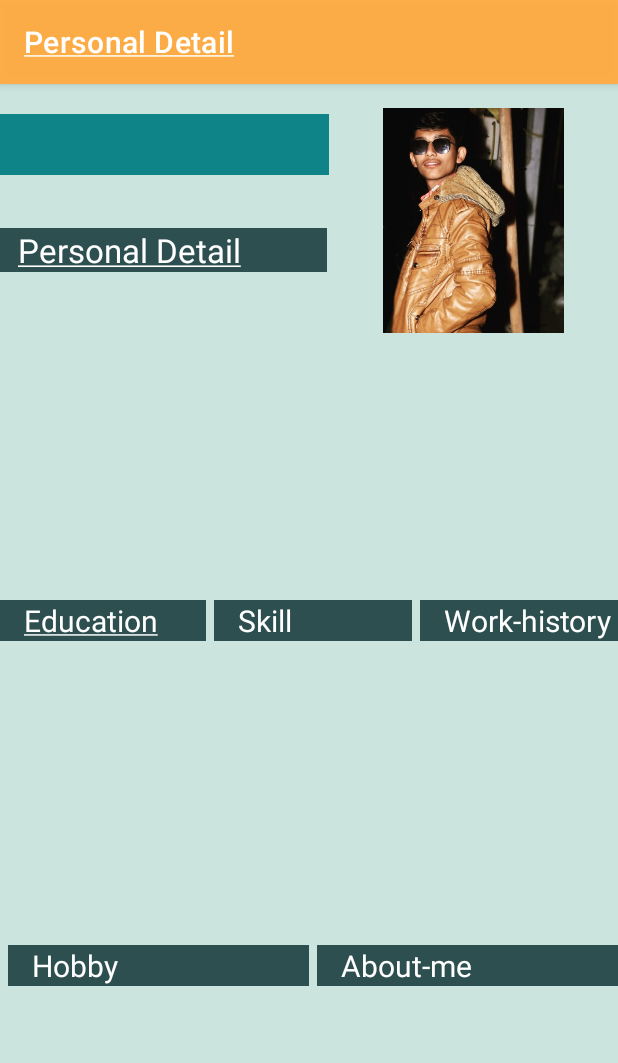
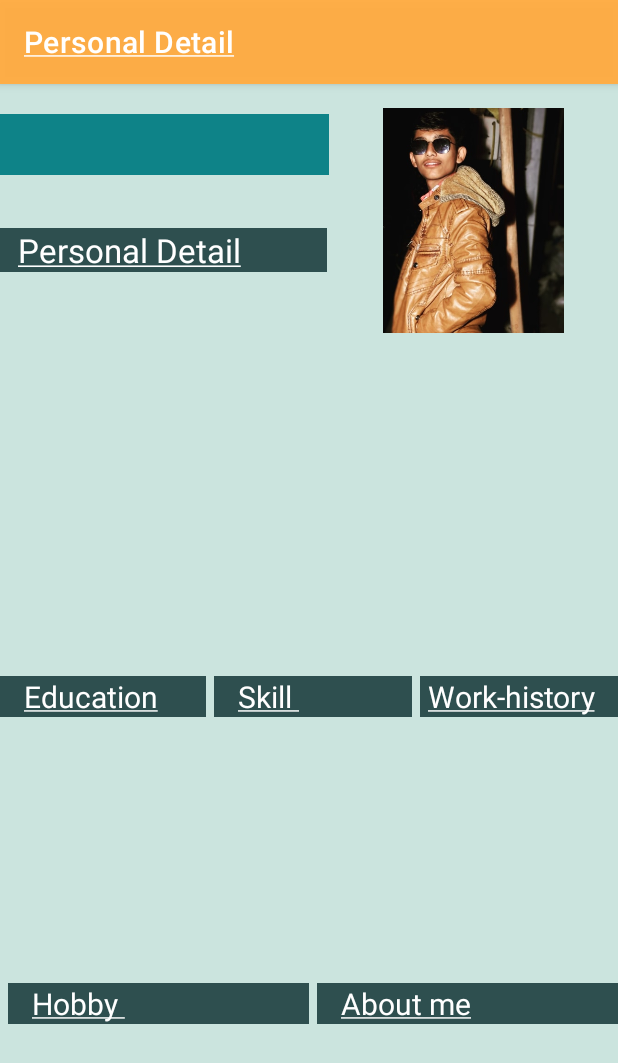
Before and after one commit to Darshan26B/Project, an Android app: the Layout2 screen opened directly, with no data from a screen before it, on a phone screen of 412 x 824 dp. Shown: the top 1063 px of the screen. Run offline under Robolectric (Android 15) with nearby library versions, the phone set to English and light mode, and no system bars.

Commit message:
Commit to Commit1

```diff
--- a/app/src/main/java/com/ca/project/Layout2.java
+++ b/app/src/main/java/com/ca/project/Layout2.java
@@ -8,13 +8,13 @@ import android.os.Bundle;
 import android.widget.TextView;
 
 public class Layout2 extends AppCompatActivity {
-
+    SharedPreferences preferences;
     @Override
     @SuppressLint("MissingInflatedId")
     protected void onCreate(Bundle savedInstanceState) {
         super.onCreate(savedInstanceState);
         setContentView(R.layout.activity_layout2);
-        SharedPreferences preferences = getSharedPreferences("PData",0);
+        preferences = getSharedPreferences("PData",0);
 
         TextView txtName = findViewById(R.id.Name);
         TextView txtDOB = findViewById(R.id.DOB);
@@ -24,18 +24,13 @@ public class Layout2 extends AppCompatActivity {
         TextView txtBoard= findViewById(R.id.Board);
         TextView txtQualification = findViewById(R.id.Qualification);
         TextView txtYour_Name = findViewById(R.id.Your_Name);
-       TextView txtPT = findViewById(R.id.P_Title);
-        TextView txtAbout = findViewById(R.id.About);
         TextView txtA_me = findViewById(R.id.A_me);
-        TextView txtWork = findViewById(R.id.Work);
         TextView txtWork_h = findViewById(R.id.Work_h);
-        TextView txtSkill = findViewById(R.id.Skill);
         TextView txtSkill_E = findViewById(R.id.Skill_E);
-        TextView txtHobby = findViewById(R.id.Hobby);
         TextView txtMy_Hobby = findViewById(R.id.My_Hobby);
 
 
-        String name = preferences.getString("name","");
+        String Name = preferences.getString("name","");
         String DoB = preferences.getString("DOB","");
         String ID = preferences.getString("ID","");
         String Num = preferences.getString("Num","");
@@ -44,20 +39,15 @@ public class Layout2 extends AppCompatActivity {
         String Board = preferences.getString("Board","");
         String Qualification = preferences.getString("Qualification","");
 
-        String Your_Name = preferences.getString("Your_Name","");
-        String PT = preferences.getString("PT","");
-        String About = preferences.getString("About","");
+        String Your_Name = preferences.getString("Your_Name",""+Name);
         String A_me = preferences.getString("A_Me","");
-        String Work = preferences.getString("Work","");
         String Work_h = preferences.getString("Work_h","");
-        String Skill = preferences.getString("Skill","");
         String Skill_E= preferences.getString("Skill_E","");
-        String Hobby = preferences.getString("Hobby","");
         String My_Hobby = preferences.getString("My_Hobby","");
 
 
 
-        txtName.setText(name);
+        txtName.setText(Name);
         txtDOB.setText(DoB);
         txtID.setText(ID);
         txtNum.setText(Num);
@@ -65,14 +55,9 @@ public class Layout2 extends AppCompatActivity {
         txtBoard.setText(Board);
         txtQualification.setText(Qualification);
         txtYour_Name.setText(Your_Name);
-        txtPT.setText(PT);
-        txtAbout.setText(About);
         txtA_me.setText(A_me);
-        txtWork.setText(Work);
         txtWork_h.setText(Work_h);
-        txtSkill.setText(Skill);
         txtSkill_E.setText(Skill_E);
-        txtHobby.setText(Hobby);
         txtMy_Hobby.setText(My_Hobby);
     }
 }
--- a/app/src/main/java/com/ca/project/Projects3.java
+++ b/app/src/main/java/com/ca/project/Projects3.java
@@ -35,7 +35,6 @@ public class Projects3 extends AppCompatActivity {
                 editor.commit();
                 if (Project.isEmpty()) {
                     editText.setError("Enter project ");
-
                 } else {
                     Intent intent = new Intent(Projects3.this,DesignActivity2.class);
                     intent.putExtra("Project",Project);
--- a/app/src/main/java/com/ca/project/Work_History.java
+++ b/app/src/main/java/com/ca/project/Work_History.java
@@ -21,7 +21,7 @@ public class Work_History extends AppCompatActivity {
         setContentView(R.layout.activity_work_history);
         preferences = getSharedPreferences("PData", 0);
         editor = preferences.edit();
-      TextView textView=findViewById(R.id.Next2);
+      TextView textView=findViewById(R.id.Next1);
         EditText Des=findViewById(R.id.edtW1);
         EditText Company=findViewById(R.id.edtW2);
         EditText Exp=findViewById(R.id.edtW3);
--- a/app/src/main/res/layout/activity_layout2.xml
+++ b/app/src/main/res/layout/activity_layout2.xml
@@ -49,7 +49,7 @@
 
                 <TextView
                     android:id="@+id/Name"
-                    android:layout_width="wrap_content"
+                    android:layout_width="match_parent"
                     android:layout_height="wrap_content"
                     android:layout_marginTop="16dp"
                     android:paddingLeft="16dp"
@@ -59,17 +59,17 @@
 
                 <TextView
                     android:id="@+id/DOB"
-                    android:layout_width="wrap_content"
+                    android:layout_width="match_parent"
                     android:layout_height="wrap_content"
                     android:layout_marginTop="5dp"
                     android:paddingLeft="16dp"
-                    android:text="Date Of Birth"
+                    android:text="Age"
                     android:textColor="@color/black"
                     android:textSize="20dp" />
 
                 <TextView
                     android:id="@+id/Id"
-                    android:layout_width="wrap_content"
+                    android:layout_width="match_parent"
                     android:layout_height="wrap_content"
                     android:layout_marginTop="5dp"
                     android:paddingLeft="16dp"
@@ -79,7 +79,7 @@
 
                 <TextView
                     android:id="@+id/Mobile"
-                    android:layout_width="wrap_content"
+                    android:layout_width="match_parent"
                     android:layout_height="wrap_content"
                     android:layout_marginTop="5dp"
                     android:paddingLeft="16dp"
@@ -91,7 +91,7 @@
 
             <LinearLayout
                 android:layout_width="wrap_content"
-                android:layout_height="wrap_content"
+                android:layout_height="match_parent"
                 android:layout_weight="1">
 
                 <ImageView
@@ -177,7 +177,7 @@
                         android:layout_marginTop="10dp"
                         android:background="#2E4F4F"
                         android:paddingLeft="16dp"
-                        android:text="Skill"
+                        android:text="@string/app_name5"
                         android:textColor="@color/text_color"
                         android:textSize="20dp" />
 
@@ -204,8 +204,8 @@
                         android:layout_marginLeft="5dp"
                         android:layout_marginTop="10dp"
                         android:background="#2E4F4F"
-                        android:paddingLeft="16dp"
-                        android:text="Work-history"
+                        android:paddingLeft="5dp"
+                        android:text="@string/app_name4"
                         android:textColor="@color/text_color"
                         android:textSize="20dp" />
 
@@ -239,7 +239,7 @@
                         android:layout_marginTop="10dp"
                         android:background="#2E4F4F"
                         android:paddingLeft="16dp"
-                        android:text="Hobby"
+                        android:text="@string/app_name6"
                         android:textColor="@color/text_color"
                         android:textSize="20dp" />
 
@@ -267,7 +267,7 @@
                         android:layout_marginTop="10dp"
                         android:background="#2E4F4F"
                         android:paddingLeft="16dp"
-                        android:text="About-me"
+                        android:text="@string/app_name3"
                         android:textColor="@color/text_color"
                         android:textSize="20dp" />
 
--- a/app/src/main/res/layout/activity_main1.xml
+++ b/app/src/main/res/layout/activity_main1.xml
@@ -57,7 +57,7 @@
                 <TextView
                     android:layout_width="wrap_content"
                     android:layout_height="wrap_content"
-                    android:text="Date of Birth:-"
+                    android:text="Age      :-"
                     android:layout_marginTop="20dp"
                     android:textColor="#404D26"
                     android:layout_marginLeft="5dp"
--- a/app/src/main/res/layout/activity_work_history.xml
+++ b/app/src/main/res/layout/activity_work_history.xml
@@ -103,7 +103,7 @@
         android:gravity="center"
         android:orientation="vertical">
         <TextView
-            android:id="@+id/Next2"
+            android:id="@+id/Next1"
             android:layout_width="150dp"
             android:layout_height="60dp"
             android:layout_marginTop="120dp"
```
Also changed, not shown: app/src/main/java/com/ca/project/Education2.java (+10 -10 lines), app/src/main/java/com/ca/project/Layout1.java (+3 -14 lines), app/src/main/res/layout/activity_education2.xml (+4 -4 lines), app/src/main/res/layout/activity_layout1.xml (+2 -6 lines).
